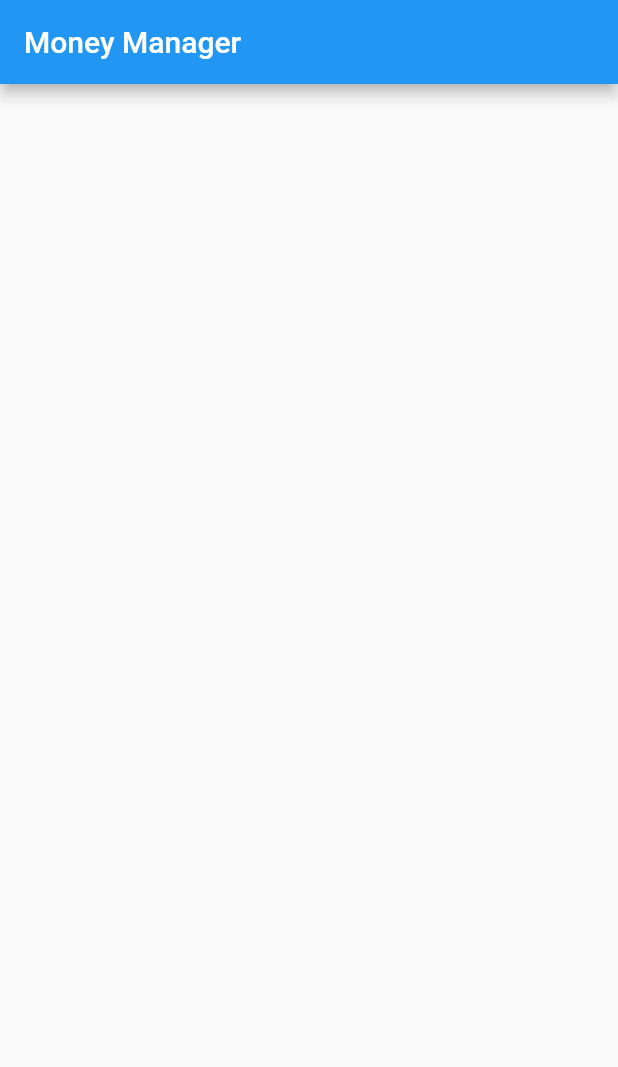
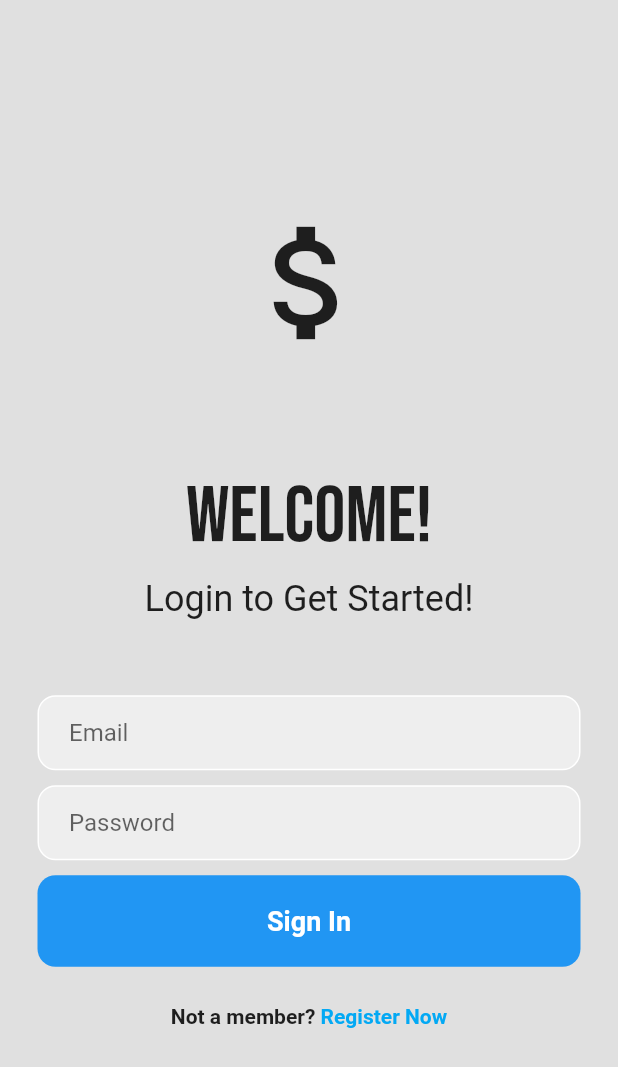
Before and after one commit to AfaqAnwar/money-manager, a Flutter app: the screen it shows after launch, on a phone screen of 412 x 824 dp. Shown: the top 1067 px of the screen. Run offline on Flutter 3.47's test engine with Material 2 defaults, Android fonts, the phone set to English and light mode, and no system bars; our stand-ins replace firebase_core, google_fonts; accounts and stored records are empty.

Commit message:
Sign Up & Login UI Complete
Set up basic iOS development environment along with a basic UI for the sign up and login.

```diff
--- /dev/null
+++ b/lib/login_page.dart
@@ -0,0 +1,138 @@
+import 'package:flutter/material.dart';
+import 'package:google_fonts/google_fonts.dart';
+
+class LoginPage extends StatefulWidget {
+  const LoginPage({Key? key}) : super(key: key);
+
+  @override
+  State<LoginPage> createState() => _LoginPageState();
+}
+
+class _LoginPageState extends State<LoginPage> {
+  @override
+  Widget build(BuildContext context) {
+    return Scaffold(
+      backgroundColor: Colors.grey[300],
+      body: SafeArea(
+        child: Center (
+          child: Column (
+            mainAxisAlignment: MainAxisAlignment.center,
+            children: [
+              Icon(
+                Icons.attach_money_sharp,
+                size: 100,
+                ),
+
+                SizedBox(height: 75),
+
+            Text(
+              'Welcome!',
+              style: GoogleFonts.bebasNeue(
+                fontSize: 52,
+              ),
+              ),
+              SizedBox(height: 10),
+              Text(
+              'Login to Get Started!',
+              style: TextStyle(
+                fontSize: 24
+                ),
+              ),
+              SizedBox(height: 50),
+
+              // email textfield
+              Padding(
+                padding: const EdgeInsets.symmetric(horizontal: 25),
+                child: Container(
+                  decoration: BoxDecoration(
+                    color: Colors.grey[200],
+                    border: Border.all(color: Colors.white),
+                    borderRadius: BorderRadius.circular(12),
+                  ),
+                  child: Padding(
+                    padding: const EdgeInsets.only(left: 20.0),
+                    child: TextField(
+                      decoration: InputDecoration(
+                        border: InputBorder.none,
+                        hintText: 'Email',
+                      ),
+                    ),
+                  ),
+                ),
+              ),
+
+              SizedBox(height: 10),
+
+              // password textfield
+                 Padding(
+                padding: const EdgeInsets.symmetric(horizontal: 25),
+                child: Container(
+                  decoration: BoxDecoration(
+                    color: Colors.grey[200],
+                    border: Border.all(color: Colors.white),
+                    borderRadius: BorderRadius.circular(12),
+                  ),
+                  child: Padding(
+                    padding: const EdgeInsets.only(left: 20.0),
+                    child: TextField(
+                      obscureText: true,
+                      decoration: InputDecoration(
+                        border: InputBorder.none,
+                        hintText: 'Password',
+                      ),
+                    ),
+                  ),
+                ),
+              ),
+
+              SizedBox(height: 10),
+
+              // Sign In Button
+              Padding(
+                padding: const EdgeInsets.symmetric(horizontal: 25),
+                child: Container(
+                  padding: EdgeInsets.all(20),
+                  decoration: BoxDecoration(
+                    color: Colors.blue,
+                    borderRadius: BorderRadius.circular(12),
+                    ),
+                  child: Center(
+                    child: Text(
+                      'Sign In',
+                    style: TextStyle(
+                      color: Colors.white,
+                      fontWeight: FontWeight.bold,
+                      fontSize: 18,
+                      ),
+                    )
+                    ),
+                ),
+              ),
+
+              SizedBox(height: 25),
+
+              // Register
+              Row(
+                mainAxisAlignment: MainAxisAlignment.center,
+                children: [
+                  Text(
+                    'Not a member?',
+                    style: TextStyle(
+                      fontWeight: FontWeight.bold,
+                    ),
+                  ),
+                  Text(
+                    ' Register Now',
+                     style: TextStyle(
+                      color: Colors.lightBlue,
+                      fontWeight: FontWeight.bold,
+                     )
+                  )
+                ],
+              )
+          ]),
+        ),
+      ),
+    );
+  }
+}
--- a/lib/main.dart
+++ b/lib/main.dart
@@ -1,27 +1,24 @@
 import 'package:flutter/material.dart';
+import 'package:firebase_core/firebase_core.dart';
+import 'login_page.dart';
 
-void main() {
-  runApp(MyApp());
+void main() async {
+  WidgetsFlutterBinding.ensureInitialized();
+
+  await Firebase.initializeApp();
+
+  runApp(const MyApp());
 }
 
 class MyApp extends StatelessWidget {
+  const MyApp({super.key});
+
+  // This widget is the root of your application.
   @override
   Widget build(BuildContext context) {
     return MaterialApp(
-      title: 'Exploration!',
-      theme: ThemeData(primarySwatch: Colors.blue),
-      home: MyHomePage(),
+      debugShowCheckedModeBanner: false,
+      home: LoginPage(),
     );
   }
 }
-
-class MyHomePage extends StatelessWidget {
-  @override
-  Widget build(BuildContext context) {
-    return Scaffold(
-      appBar: AppBar(
-        title: Text('Money Manager'),
-      ),
-    );
-  }
-}
--- a/pubspec.yaml
+++ b/pubspec.yaml
@@ -1,4 +1,4 @@
-name: money_manager
+name: moneymanager
 description: A new Flutter project.
 
 # The following line prevents the package from being accidentally published to
@@ -36,6 +36,8 @@ dependencies:
   # The following adds the Cupertino Icons font to your application.
   # Use with the CupertinoIcons class for iOS style icons.
   cupertino_icons: ^1.0.2
+  firebase_auth: ^4.1.2
+  google_fonts:
 
 dev_dependencies:
   flutter_test:
```
Also changed, not shown: pubspec.lock, 30 other files.
